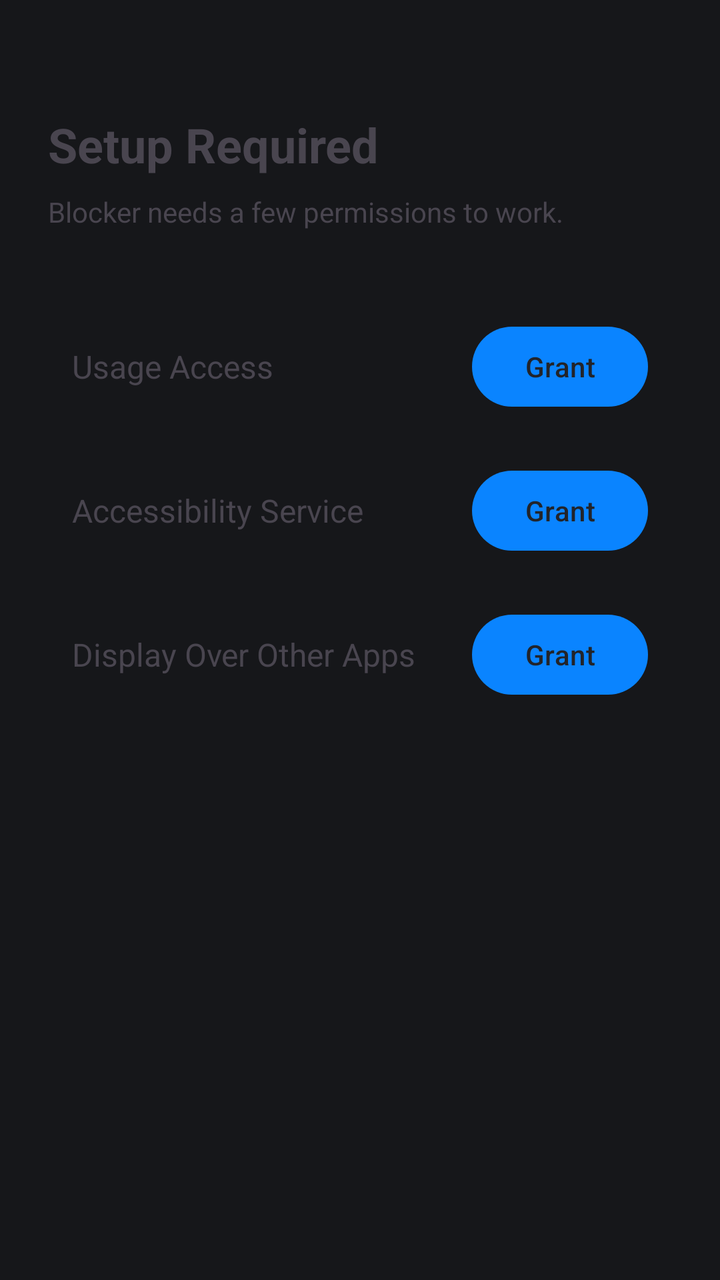
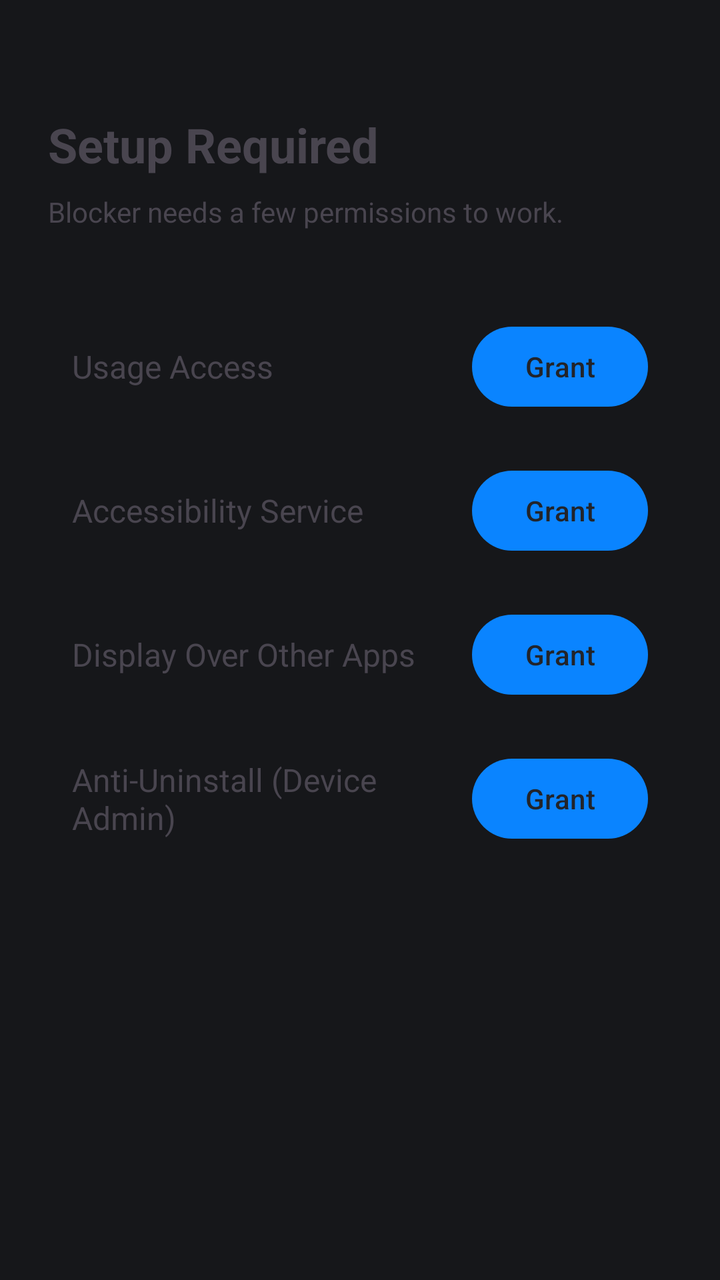

Screens rendered from an Android XML layout before and after an edit, with the pre-edit source and the edit as a unified diff.
<!-- AndroidManifest.xml: application theme Theme.Blocker -->
<!-- res/layout/activity_onboarding.xml -->
<?xml version="1.0" encoding="utf-8"?>
<LinearLayout xmlns:android="http://schemas.android.com/apk/res/android"
    android:layout_width="match_parent"
    android:layout_height="match_parent"
    android:orientation="vertical"
    android:padding="24dp">

    <TextView
        android:layout_width="wrap_content"
        android:layout_height="wrap_content"
        android:text="@string/onboarding_title"
        android:textSize="24sp"
        android:textStyle="bold"
        android:layout_marginTop="32dp" />

    <TextView
        android:layout_width="wrap_content"
        android:layout_height="wrap_content"
        android:text="@string/onboarding_subtitle"
        android:textSize="14sp"
        android:layout_marginTop="8dp"
        android:layout_marginBottom="32dp" />

    <LinearLayout
        android:id="@+id/row_usage_stats"
        android:layout_width="match_parent"
        android:layout_height="wrap_content"
        android:orientation="horizontal"
        android:gravity="center_vertical"
        android:padding="12dp">
        <TextView
            android:layout_width="0dp"
            android:layout_height="wrap_content"
            android:layout_weight="1"
            android:text="@string/perm_usage_stats"
            android:textSize="16sp" />
        <com.google.android.material.button.MaterialButton
            android:id="@+id/btn_usage_stats"
            android:layout_width="wrap_content"
            android:layout_height="wrap_content"
            android:text="@string/perm_grant" />
    </LinearLayout>

    <LinearLayout
        android:id="@+id/row_accessibility"
        android:layout_width="match_parent"
        android:layout_height="wrap_content"
        android:orientation="horizontal"
        android:gravity="center_vertical"
        android:padding="12dp">
        <TextView
            android:layout_width="0dp"
            android:layout_height="wrap_content"
            android:layout_weight="1"
            android:text="@string/perm_accessibility"
            android:textSize="16sp" />
        <com.google.android.material.button.MaterialButton
            android:id="@+id/btn_accessibility"
            android:layout_width="wrap_content"
            android:layout_height="wrap_content"
            android:text="@string/perm_grant" />
    </LinearLayout>

    <LinearLayout
        android:id="@+id/row_overlay"
        android:layout_width="match_parent"
        android:layout_height="wrap_content"
        android:orientation="horizontal"
        android:gravity="center_vertical"
        android:padding="12dp">
        <TextView
            android:layout_width="0dp"
            android:layout_height="wrap_content"
            android:layout_weight="1"
            android:text="@string/perm_overlay"
            android:textSize="16sp" />
        <com.google.android.material.button.MaterialButton
            android:id="@+id/btn_overlay"
            android:layout_width="wrap_content"
            android:layout_height="wrap_content"
            android:text="@string/perm_grant" />
    </LinearLayout>

</LinearLayout>
<!-- resources referenced by this layout -->
<resources>
  <string name="onboarding_subtitle">Blocker needs a few permissions to work.</string>
  <string name="onboarding_title">Setup Required</string>
  <string name="perm_accessibility">Accessibility Service</string>
  <string name="perm_grant">Grant</string>
  <string name="perm_overlay">Display Over Other Apps</string>
  <string name="perm_usage_stats">Usage Access</string>
  <style name="Theme.Blocker" parent="Theme.Material3.DayNight.NoActionBar">
          
          <item name="colorPrimary">@color/glass_tint</item>
          <item name="colorOnPrimary">@color/glass_surface</item>
          <item name="colorPrimaryContainer">@color/glass_surface_dim</item>
          <item name="colorOnPrimaryContainer">@color/glass_on_surface</item>
  
          <item name="colorSecondary">@color/glass_tint</item>
          <item name="colorTertiary">@color/glass_tint</item>
  
          <item name="colorSurface">@color/glass_surface</item>
          <item name="colorOnSurface">@color/glass_on_surface</item>
          <item name="colorSurfaceVariant">@color/glass_surface_dim</item>
          <item name="colorOnSurfaceVariant">@color/glass_secondary_text</item>
  
          <item name="android:colorBackground">@color/glass_bg</item>
          <item name="colorOnBackground">@color/glass_on_surface</item>
  
          <item name="colorError">@color/glass_destructive</item>
  
          
          <item name="android:windowBackground">@color/glass_bg</item>
  
          
          <item name="dialogCornerRadius">14dp</item>
          <item name="shapeAppearanceMediumComponent">@style/ShapeAppearance.Blocker.Medium</item>
          <item name="shapeAppearanceLargeComponent">@style/ShapeAppearance.Blocker.Large</item>
      </style>
  <color name="glass_tint">#0A84FF</color>
  <color name="glass_surface">#22242A</color>
  <color name="glass_surface_dim">#1C1E23</color>
  <color name="glass_on_surface">#FFFFFF</color>
  <color name="glass_secondary_text">#9CA3AF</color>
  <color name="glass_bg">#16171A</color>
  <color name="glass_destructive">#FF3B30</color>
  <style name="ShapeAppearance.Blocker.Medium" parent="ShapeAppearance.Material3.MediumComponent">
          <item name="cornerSize">12dp</item>
      </style>
  <style name="ShapeAppearance.Blocker.Large" parent="ShapeAppearance.Material3.LargeComponent">
          <item name="cornerSize">16dp</item>
      </style>
</resources>

<!-- the commit's change to res/layout/activity_onboarding.xml (unified diff, before → after) -->
@@ -81,4 +81,24 @@
             android:text="@string/perm_grant" />
     </LinearLayout>
 
+    <LinearLayout
+        android:id="@+id/row_device_admin"
+        android:layout_width="match_parent"
+        android:layout_height="wrap_content"
+        android:orientation="horizontal"
+        android:gravity="center_vertical"
+        android:padding="12dp">
+        <TextView
+            android:layout_width="0dp"
+            android:layout_height="wrap_content"
+            android:layout_weight="1"
+            android:text="Anti-Uninstall (Device Admin)"
+            android:textSize="16sp" />
+        <com.google.android.material.button.MaterialButton
+            android:id="@+id/btn_device_admin"
+            android:layout_width="wrap_content"
+            android:layout_height="wrap_content"
+            android:text="@string/perm_grant" />
+    </LinearLayout>
+
 </LinearLayout>
